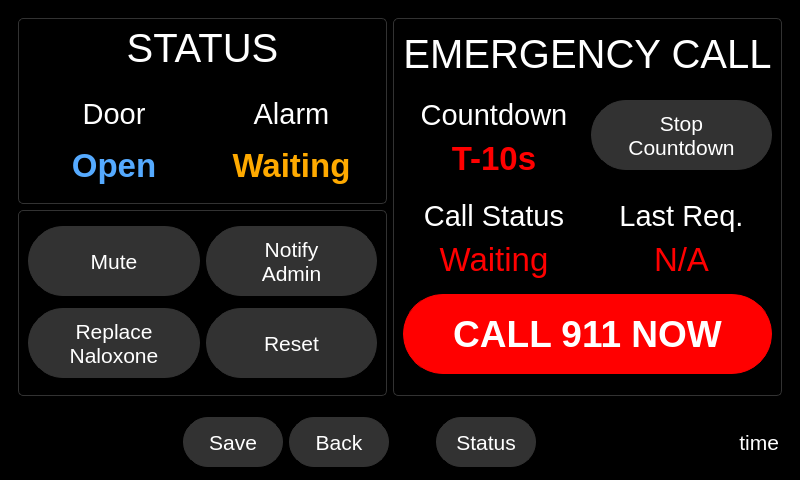
zyl120/Naloxone_Safety_Kit, file qt_design/main_window.ui: the form before one commit.
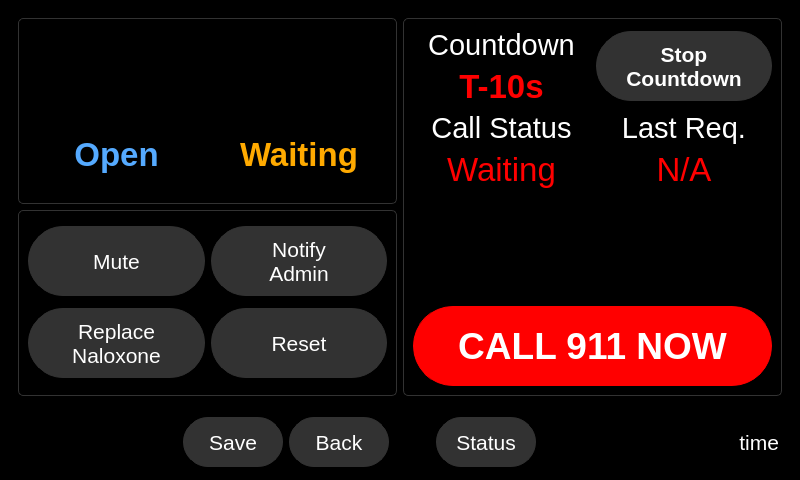
The form after the commit. The open tabs and pages were chosen to show the change. Icons and pictures are not drawn.

Commit message: update door open layout

```diff
--- a/qt_design/main_window.ui
+++ b/qt_design/main_window.ui
@@ -5118,8 +5118,8 @@
              </property>
              <property name="iconSize">
               <size>
-               <width>32</width>
-               <height>32</height>
+               <width>48</width>
+               <height>48</height>
               </size>
              </property>
             </widget>
@@ -5162,8 +5162,8 @@
              </property>
              <property name="iconSize">
               <size>
-               <width>32</width>
-               <height>32</height>
+               <width>48</width>
+               <height>48</height>
               </size>
              </property>
             </widget>
@@ -5206,8 +5206,8 @@
              </property>
              <property name="iconSize">
               <size>
-               <width>32</width>
-               <height>32</height>
+               <width>48</width>
+               <height>48</height>
               </size>
              </property>
             </widget>
@@ -5251,8 +5251,8 @@
              </property>
              <property name="iconSize">
               <size>
-               <width>32</width>
-               <height>32</height>
+               <width>48</width>
+               <height>48</height>
               </size>
              </property>
              <property name="flat">
@@ -5281,12 +5281,147 @@
            <number>0</number>
           </property>
           <layout class="QGridLayout" name="gridLayout_14" columnstretch="1,1">
-           <item row="4" column="1">
+           <item row="4" column="0" colspan="2">
+            <spacer name="verticalSpacer_7">
+             <property name="orientation">
+              <enum>Qt::Vertical</enum>
+             </property>
+             <property name="sizeHint" stdset="0">
+              <size>
+               <width>20</width>
+               <height>40</height>
+              </size>
+             </property>
+            </spacer>
+           </item>
+           <item row="3" column="0">
+            <layout class="QVBoxLayout" name="verticalLayout_24">
+             <item>
+              <widget class="QLabel" name="label">
+               <property name="sizePolicy">
+                <sizepolicy hsizetype="Preferred" vsizetype="Preferred">
+                 <horstretch>0</horstretch>
+                 <verstretch>0</verstretch>
+                </sizepolicy>
+               </property>
+               <property name="minimumSize">
+                <size>
+                 <width>0</width>
+                 <height>0</height>
+                </size>
+               </property>
+               <property name="maximumSize">
+                <size>
+                 <width>16777215</width>
+                 <height>16777215</height>
+                </size>
+               </property>
+               <property name="font">
+                <font>
+                 <pointsize>22</pointsize>
+                </font>
+               </property>
+               <property name="styleSheet">
+                <string notr="true">color:white;border-width: 0px;</string>
+               </property>
+               <property name="text">
+                <string>Call Status</string>
+               </property>
+               <property name="alignment">
+                <set>Qt::AlignBottom|Qt::AlignHCenter</set>
+               </property>
+              </widget>
+             </item>
+             <item>
+              <widget class="QLabel" name="emergencyCallStatusLabel">
+               <property name="sizePolicy">
+                <sizepolicy hsizetype="Preferred" vsizetype="Preferred">
+                 <horstretch>0</horstretch>
+                 <verstretch>0</verstretch>
+                </sizepolicy>
+               </property>
+               <property name="minimumSize">
+                <size>
+                 <width>0</width>
+                 <height>0</height>
+                </size>
+               </property>
+               <property name="maximumSize">
+                <size>
+                 <width>16777215</width>
+                 <height>16777215</height>
+                </size>
+               </property>
+               <property name="font">
+                <font>
+                 <pointsize>25</pointsize>
+                 <bold>false</bold>
+                </font>
+               </property>
+               <property name="styleSheet">
+                <string notr="true">color:red;</string>
+               </property>
+               <property name="text">
+                <string>Waiting</string>
+               </property>
+               <property name="alignment">
+                <set>Qt::AlignCenter</set>
+               </property>
+              </widget>
+             </item>
+            </layout>
+           </item>
+           <item row="1" column="1">
+            <widget class="QPushButton" name="stopCountdownPushButton">
+             <property name="sizePolicy">
+              <sizepolicy hsizetype="Preferred" vsizetype="Fixed">
+               <horstretch>0</horstretch>
+               <verstretch>0</verstretch>
+              </sizepolicy>
+             </property>
+             <property name="minimumSize">
+              <size>
+               <width>0</width>
+               <height>70</height>
+              </size>
+             </property>
+             <property name="maximumSize">
+              <size>
+               <width>16777215</width>
+               <height>70</height>
+              </size>
+             </property>
+             <property name="font">
+              <font>
+               <pointsize>16</pointsize>
+               <bold>true</bold>
+              </font>
+             </property>
+             <property name="styleSheet">
+              <string notr="true">color:white;border-radius: 35px;background-color:rgb(50,50,50);border-color:rgb(50,50,50);border-width: 1px;border-style: solid;</string>
+             </property>
+             <property name="text">
+              <string>Stop
+Countdown</string>
+             </property>
+             <property name="icon">
+              <iconset>
+               <normaloff>../main/res/stop_sign.png</normaloff>../main/res/stop_sign.png</iconset>
+             </property>
+             <property name="iconSize">
+              <size>
+               <width>48</width>
+               <height>48</height>
+              </size>
+             </property>
+            </widget>
+           </item>
+           <item row="3" column="1">
             <layout class="QVBoxLayout" name="verticalLayout_27">
              <item>
               <widget class="QLabel" name="label_8">
                <property name="sizePolicy">
-                <sizepolicy hsizetype="Preferred" vsizetype="Fixed">
+                <sizepolicy hsizetype="Preferred" vsizetype="Preferred">
                  <horstretch>0</horstretch>
                  <verstretch>0</verstretch>
                 </sizepolicy>
@@ -5294,13 +5429,13 @@
                <property name="minimumSize">
                 <size>
                  <width>0</width>
-                 <height>40</height>
+                 <height>0</height>
                 </size>
                </property>
                <property name="maximumSize">
                 <size>
                  <width>16777215</width>
-                 <height>40</height>
+                 <height>16777215</height>
                 </size>
                </property>
                <property name="font">
@@ -5322,7 +5457,7 @@
              <item>
               <widget class="QLabel" name="emergencyCallLastCallLabel">
                <property name="sizePolicy">
-                <sizepolicy hsizetype="Preferred" vsizetype="Fixed">
+                <sizepolicy hsizetype="Preferred" vsizetype="Preferred">
                  <horstretch>0</horstretch>
                  <verstretch>0</verstretch>
                 </sizepolicy>
@@ -5330,13 +5465,13 @@
                <property name="minimumSize">
                 <size>
                  <width>0</width>
-                 <height>40</height>
+                 <height>0</height>
                 </size>
                </property>
                <property name="maximumSize">
                 <size>
                  <width>16777215</width>
-                 <height>40</height>
+                 <height>16777215</height>
                 </size>
                </property>
                <property name="font">
@@ -5358,12 +5493,12 @@
              </item>
             </layout>
            </item>
-           <item row="2" column="0">
+           <item row="1" column="0">
             <layout class="QVBoxLayout" name="verticalLayout_46">
              <item>
               <widget class="QLabel" name="countdownLabel">
                <property name="sizePolicy">
-                <sizepolicy hsizetype="Preferred" vsizetype="Fixed">
+                <sizepolicy hsizetype="Preferred" vsizetype="Preferred">
                  <horstretch>0</horstretch>
                  <verstretch>0</verstretch>
                 </sizepolicy>
@@ -5371,13 +5506,13 @@
                <property name="minimumSize">
                 <size>
                  <width>0</width>
-                 <height>40</height>
+                 <height>0</height>
                 </size>
                </property>
                <property name="maximumSize">
                 <size>
                  <width>16777215</width>
-                 <height>40</height>
+                 <height>16777215</height>
                 </size>
                </property>
                <property name="font">
@@ -5400,7 +5535,7 @@
              <item>
               <widget class="QLabel" name="emergencyCallCountdownLabel">
                <property name="sizePolicy">
-                <sizepolicy hsizetype="Preferred" vsizetype="Fixed">
+                <sizepolicy hsizetype="Preferred" vsizetype="Preferred">
                  <horstretch>0</horstretch>
                  <verstretch>0</verstretch>
                 </sizepolicy>
@@ -5408,13 +5543,13 @@
                <property name="minimumSize">
                 <size>
                  <width>0</width>
-                 <height>40</height>
+                 <height>0</height>
                 </size>
                </property>
                <property name="maximumSize">
                 <size>
                  <width>16777215</width>
-                 <height>40</height>
+                 <height>16777215</height>
                 </size>
                </property>
                <property name="font">
@@ -5436,83 +5571,6 @@
              </item>
             </layout>
            </item>
-           <item row="4" column="0">
-            <layout class="QVBoxLayout" name="verticalLayout_24">
-             <item>
-              <widget class="QLabel" name="label">
-               <property name="sizePolicy">
-                <sizepolicy hsizetype="Preferred" vsizetype="Fixed">
-                 <horstretch>0</horstretch>
-                 <verstretch>0</verstretch>
-                </sizepolicy>
-               </property>
-               <property name="minimumSize">
-                <size>
-                 <width>0</width>
-                 <height>40</height>
-                </size>
-               </property>
-               <property name="maximumSize">
-                <size>
-                 <width>16777215</width>
-                 <height>40</height>
-                </size>
-               </property>
-               <property name="font">
-                <font>
-                 <pointsize>22</pointsize>
-                </font>
-               </property>
-               <property name="styleSheet">
-                <string notr="true">color:white;border-width: 0px;</string>
-               </property>
-               <property name="text">
-                <string>Call Status</string>
-               </property>
-               <property name="alignment">
-                <set>Qt::AlignBottom|Qt::AlignHCenter</set>
-               </property>
-              </widget>
-             </item>
-             <item>
-              <widget class="QLabel" name="emergencyCallStatusLabel">
-               <property name="sizePolicy">
-                <sizepolicy hsizetype="Preferred" vsizetype="Fixed">
-                 <horstretch>0</horstretch>
-                 <verstretch>0</verstretch>
-                </sizepolicy>
-               </property>
-               <property name="minimumSize">
-                <size>
-                 <width>0</width>
-                 <height>40</height>
-                </size>
-               </property>
-               <property name="maximumSize">
-                <size>
-                 <width>16777215</width>
-                 <height>40</height>
-                </size>
-               </property>
-               <property name="font">
-                <font>
-                 <pointsize>25</pointsize>
-                 <bold>false</bold>
-                </font>
-               </property>
-               <property name="styleSheet">
-                <string notr="true">color:red;</string>
-               </property>
-               <property name="text">
-                <string>Waiting</string>
-               </property>
-               <property name="alignment">
-                <set>Qt::AlignCenter</set>
-               </property>
-              </widget>
-             </item>
-            </layout>
-           </item>
            <item row="5" column="0" colspan="2">
             <widget class="QPushButton" name="call911NowPushButton">
              <property name="sizePolicy">
@@ -5552,94 +5610,12 @@
              </property>
              <property name="iconSize">
               <size>
-               <width>32</width>
-               <height>32</height>
+               <width>48</width>
+               <height>48</height>
               </size>
              </property>
             </widget>
            </item>
-           <item row="2" column="1">
-            <widget class="QPushButton" name="stopCountdownPushButton">
-             <property name="sizePolicy">
-              <sizepolicy hsizetype="Preferred" vsizetype="Fixed">
-               <horstretch>0</horstretch>
-               <verstretch>0</verstretch>
-              </sizepolicy>
-             </property>
-             <property name="minimumSize">
-              <size>
-               <width>0</width>
-               <height>70</height>
-              </size>
-             </property>
-             <property name="maximumSize">
-              <size>
-               <width>16777215</width>
-               <height>70</height>
-              </size>
-             </property>
-             <property name="font">
-              <font>
-               <pointsize>16</pointsize>
-               <bold>false</bold>
-              </font>
-             </property>
-             <property name="styleSheet">
-              <string notr="true">color:white;border-radius: 35px;background-color:rgb(50,50,50);border-color:rgb(50,50,50);border-width: 1px;border-style: solid;</string>
-             </property>
-             <property name="text">
-              <string>Stop
-Countdown</string>
-             </property>
-             <property name="icon">
-              <iconset>
-               <normaloff>../main/res/stop_sign.png</normaloff>../main/res/stop_sign.png</iconset>
-             </property>
-             <property name="iconSize">
-              <size>
-               <width>32</width>
-               <height>32</height>
-              </size>
-             </property>
-            </widget>
-           </item>
-           <item row="0" column="0" colspan="2">
-            <widget class="QLabel" name="doorLabel_3">
-             <property name="sizePolicy">
-              <sizepolicy hsizetype="Preferred" vsizetype="Fixed">
-               <horstretch>0</horstretch>
-               <verstretch>0</verstretch>
-              </sizepolicy>
-             </property>
-             <property name="minimumSize">
-              <size>
-               <width>0</width>
-               <height>40</height>
-              </size>
-             </property>
-             <property name="maximumSize">
-              <size>
-               <width>16777215</width>
-               <height>40</height>
-              </size>
-             </property>
-             <property name="font">
-              <font>
-               <pointsize>30</pointsize>
-               <bold>false</bold>
-              </font>
-             </property>
-             <property name="styleSheet">
-              <string notr="true">color:white;border-width: 0px;</string>
-             </property>
-             <property name="text">
-              <string>EMERGENCY CALL</string>
-             </property>
-             <property name="alignment">
-              <set>Qt::AlignBottom|Qt::AlignHCenter</set>
-             </property>
-            </widget>
-           </item>
           </layout>
          </widget>
         </item>
@@ -5660,73 +5636,8 @@
           <property name="midLineWidth">
            <number>0</number>
           </property>
-          <layout class="QGridLayout" name="gridLayout_12" rowstretch="0,0" columnstretch="1,1">
-           <item row="1" column="1">
-            <layout class="QVBoxLayout" name="verticalLayout_32">
-             <item>
-              <widget class="QLabel" name="label_6">
-               <property name="minimumSize">
-                <size>
-                 <width>0</width>
-                 <height>40</height>
-                </size>
-               </property>
-               <property name="maximumSize">
-                <size>
-                 <width>16777215</width>
-                 <height>16777215</height>
-                </size>
-               </property>
-               <property name="font">
-                <font>
-                 <pointsize>22</pointsize>
-                </font>
-               </property>
-               <property name="styleSheet">
-                <string notr="true">color:white;border-width: 0px;</string>
-               </property>
-               <property name="text">
-                <string>Alarm</string>
-               </property>
-               <property name="alignment">
-                <set>Qt::AlignBottom|Qt::AlignHCenter</set>
-               </property>
-              </widget>
-             </item>
-             <item>
-              <widget class="QLabel" name="alarmStatusLabel">
-               <property name="minimumSize">
-                <size>
-                 <width>0</width>
-                 <height>0</height>
-                </size>
-               </property>
-               <property name="maximumSize">
-                <size>
-                 <width>16777215</width>
-                 <height>16777215</height>
-                </size>
-               </property>
-               <property name="font">
-                <font>
-                 <pointsize>25</pointsize>
-                 <bold>true</bold>
-                </font>
-               </property>
-               <property name="styleSheet">
-                <string notr="true">color: rgb(255, 170, 0);</string>
-               </property>
-               <property name="text">
-                <string>Waiting</string>
-               </property>
-               <property name="alignment">
-                <set>Qt::AlignCenter</set>
-               </property>
-              </widget>
-             </item>
-            </layout>
-           </item>
-           <item row="1" column="0">
+          <layout class="QHBoxLayout" name="horizontalLayout_3">
+           <item>
             <layout class="QVBoxLayout" name="verticalLayout_25">
              <item>
               <widget class="QLabel" name="label_12">
@@ -5751,7 +5662,10 @@
                 <string notr="true">color:white;border-width: 0px;</string>
                </property>
                <property name="text">
-                <string>Door</string>
+                <string/>
+               </property>
+               <property name="pixmap">
+                <pixmap>../main/res/door_display.png</pixmap>
                </property>
                <property name="alignment">
                 <set>Qt::AlignBottom|Qt::AlignHCenter</set>
@@ -5791,41 +5705,73 @@
              </item>
             </layout>
            </item>
-           <item row="0" column="0" colspan="2">
-            <widget class="QLabel" name="label_28">
-             <property name="sizePolicy">
-              <sizepolicy hsizetype="Preferred" vsizetype="Fixed">
-               <horstretch>0</horstretch>
-               <verstretch>0</verstretch>
-              </sizepolicy>
-             </property>
-             <property name="minimumSize">
-              <size>
-               <width>0</width>
-               <height>40</height>
-              </size>
-             </property>
-             <property name="maximumSize">
-              <size>
-               <width>16777215</width>
-               <height>40</height>
-              </size>
-             </property>
-             <property name="font">
-              <font>
-               <pointsize>30</pointsize>
-              </font>
-             </property>
-             <property name="styleSheet">
-              <string notr="true">color:white;border-width: 0px;</string>
-             </property>
-             <property name="text">
-              <string>STATUS</string>
-             </property>
-             <property name="alignment">
-              <set>Qt::AlignCenter</set>
-             </property>
-            </widget>
+           <item>
+            <layout class="QVBoxLayout" name="verticalLayout_32">
+             <item>
+              <widget class="QLabel" name="label_6">
+               <property name="minimumSize">
+                <size>
+                 <width>0</width>
+                 <height>40</height>
+                </size>
+               </property>
+               <property name="maximumSize">
+                <size>
+                 <width>16777215</width>
+                 <height>16777215</height>
+                </size>
+               </property>
+               <property name="font">
+                <font>
+                 <pointsize>22</pointsize>
+                </font>
+               </property>
+               <property name="styleSheet">
+                <string notr="true">color:white;border-width: 0px;</string>
+               </property>
+               <property name="text">
+                <string/>
+               </property>
+               <property name="pixmap">
+                <pixmap>../main/res/alarm.png</pixmap>
+               </property>
+               <property name="alignment">
+                <set>Qt::AlignBottom|Qt::AlignHCenter</set>
+               </property>
+              </widget>
+             </item>
+             <item>
+              <widget class="QLabel" name="alarmStatusLabel">
+               <property name="minimumSize">
+                <size>
+                 <width>0</width>
+                 <height>0</height>
+                </size>
+               </property>
+               <property name="maximumSize">
+                <size>
+                 <width>16777215</width>
+                 <height>16777215</height>
+                </size>
+               </property>
+               <property name="font">
+                <font>
+                 <pointsize>25</pointsize>
+                 <bold>true</bold>
+                </font>
+               </property>
+               <property name="styleSheet">
+                <string notr="true">color: rgb(255, 170, 0);</string>
+               </property>
+               <property name="text">
+                <string>Waiting</string>
+               </property>
+               <property name="alignment">
+                <set>Qt::AlignCenter</set>
+               </property>
+              </widget>
+             </item>
+            </layout>
            </item>
           </layout>
          </widget>
```
Left out of the diff: 131 changed lines with no effect on the pictures. The commit also changes 10 other files.
